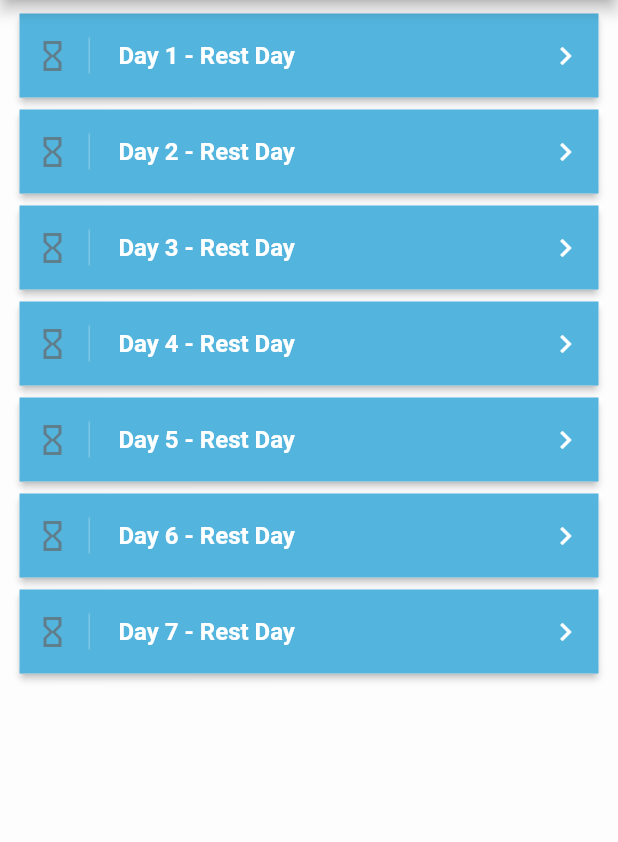
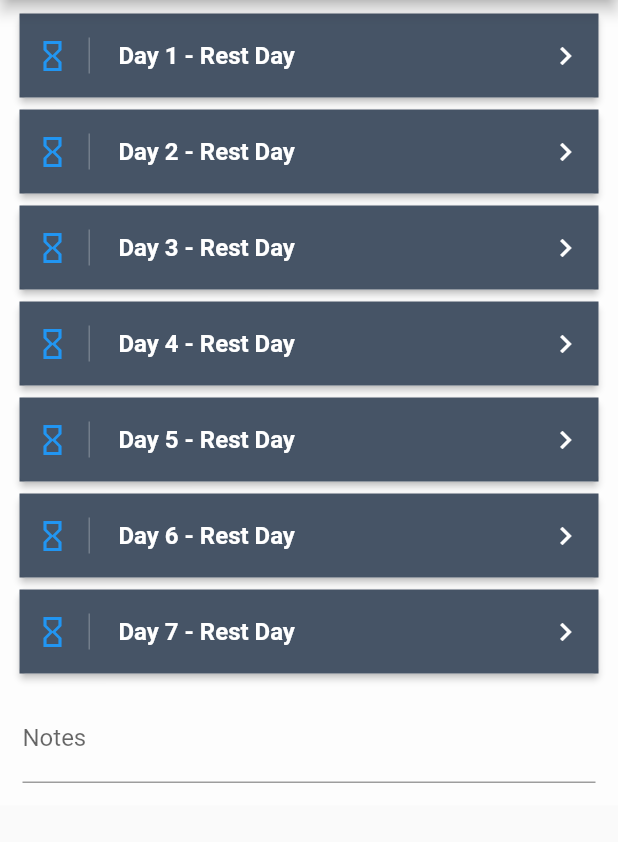
Before and after one commit to DaniilPavlov/Workouts, a Flutter app: the AddWorkoutWeek screen opened directly, on a phone screen of 412 x 824 dp, the part 84-926 px from its top. Run offline on Flutter 3.47's test engine with Material 2 defaults, Android fonts, the phone set to English and light mode, and no system bars; drawn by our look-alikes of flutter_form_builder; our stand-ins replace cloud_firestore, curved_navigation_bar, firebase_auth, fluttertoast; accounts and stored records are empty.

```diff
--- a/lib/components/common/save-button.dart
+++ b/lib/components/common/save-button.dart
@@ -1,7 +1,7 @@
 import 'package:flutter/material.dart';
 
 class SaveButton extends StatelessWidget {
-  Function onPressed;
+  final Function onPressed;
 
   SaveButton({Key key, @required this.onPressed}) : super(key: key);
 
--- a/lib/main.dart
+++ b/lib/main.dart
@@ -11,6 +11,7 @@ void main() {
 class WorkoutsApp extends StatelessWidget {
   @override
   Widget build(BuildContext context) {
+    // С помощью StreamProvider<User> мы всегда знаем текущего нашего пользователя
     return StreamProvider<User>.value(
         value: AuthService().currentUser,
         child: MaterialApp(
--- a/lib/models/user.dart
+++ b/lib/models/user.dart
@@ -3,7 +3,7 @@ import 'package:firebase_auth/firebase_auth.dart';
 class User {
   String id;
 
-  User.fromFirebase(FirebaseUser user) {
-    id = user.uid;
+  User.fromFirebase(FirebaseUser fUser) {
+    id = fUser.uid;
   }
 }
--- a/lib/pages/add-workout-day.dart
+++ b/lib/pages/add-workout-day.dart
@@ -10,6 +10,7 @@ import 'package:workouts/models/workout.dart';
 
 class AddWorkoutDay extends StatefulWidget {
   final WorkoutWeekDay day;
+
   AddWorkoutDay({Key key, this.day}) : super(key: key);
 
   @override
@@ -159,10 +160,32 @@ class _AddWorkoutDayState extends State<AddWorkoutDay> {
             initialValue: {},
             readOnly: false,
             child: Column(
+              children: <Widget>[
+                Column(
                     children: day.drillBlocks.map((block) {
                   var index = day.drillBlocks.indexOf(block);
                   return _buildDrillsBlock(index, block);
                 }).toList()),
+                Padding(
+                  padding: const EdgeInsets.all(8.0),
+                  child: FormBuilderTextField(
+                    attribute: "notes",
+                    decoration: InputDecoration(
+                      labelText: "Notes",
+                    ),
+                    initialValue: day.notes,
+                    onChanged: (dynamic val) {
+                      setState(() {
+                        day.notes = val;
+                      });
+                    },
+                    validators: [
+                      FormBuilderValidators.maxLength(500),
+                    ],
+                  ),
+                ),
+              ],
+            ),
           ),
         ),
       ),
@@ -235,12 +258,12 @@ class _AddWorkoutDayState extends State<AddWorkoutDay> {
 
   isNumeric(string) =>
       string != null && int.tryParse(string.toString().trim()) != null;
+
   cleanInt(string) => int.parse(string.toString().trim());
 
   Widget _buildDrills(int blockIndex, WorkoutDrillsBlock block) {
     return Column(
-        children:
-        Iterable<int>.generate(block.drills.length)
+        children: Iterable<int>.generate(block.drills.length)
             .map(
               (ind) => Drill(
                 isSingleDrill: block.drills.length <= 1,
@@ -249,9 +272,7 @@ class _AddWorkoutDayState extends State<AddWorkoutDay> {
                 drill: block.drills[ind],
               ),
             )
-            .toList()
-
-    );
+            .toList());
   }
 
   Widget _buildDrillBlockParams(int index, WorkoutDrillsBlock block) {
@@ -435,7 +456,7 @@ class _AddWorkoutDayState extends State<AddWorkoutDay> {
       BuildContext context, WorkoutDrillsBlock block) {
     if (block is WorkoutRestDrillBlock) return Color.fromRGBO(80, 150, 70, 0.9);
 
-    return Color.fromRGBO(83, 181, 222, 1);
+    return Color.fromRGBO(50, 65, 85, 0.9);
   }
 
   String _getDrillBlockHeader(WorkoutDrillsBlock block) {
--- a/lib/pages/add-workout-week.dart
+++ b/lib/pages/add-workout-week.dart
@@ -1,4 +1,5 @@
 import 'package:flutter/material.dart';
+import 'package:flutter_form_builder/flutter_form_builder.dart';
 import 'package:workouts/components/common/save-button.dart';
 import 'package:workouts/core/constants.dart';
 import 'package:workouts/models/workout.dart';
@@ -6,6 +7,7 @@ import 'package:workouts/pages/add-workout-day.dart';
 
 class AddWorkoutWeek extends StatefulWidget {
   final WorkoutWeek week;
+
   AddWorkoutWeek({Key key, this.week}) : super(key: key);
 
   @override
@@ -13,6 +15,8 @@ class AddWorkoutWeek extends StatefulWidget {
 }
 
 class _AddWorkoutWeekState extends State<AddWorkoutWeek> {
+  final _fbKey = GlobalKey<FormBuilderState>();
+
   WorkoutWeek week = WorkoutWeek();
 
   @override
@@ -46,10 +50,15 @@ class _AddWorkoutWeekState extends State<AddWorkoutWeek> {
           )
         ],
       ),
-      body: Container(
+      body: SingleChildScrollView(
+        child: Container(
           padding: EdgeInsets.all(5),
           decoration: BoxDecoration(color: bgColorWhite),
-        child: ListView.builder(
+          child: Column(
+            children: <Widget>[
+              ListView.builder(
+                  primary: false,
+                  shrinkWrap: true,
                   itemCount: week.days.length,
                   itemBuilder: (context, i) {
                     return Card(
@@ -63,25 +72,26 @@ class _AddWorkoutWeekState extends State<AddWorkoutWeek> {
                               MaterialPageRoute(
                                   builder: (ctx) => AddWorkoutDay(day: day)));
                           if (newDay != null)
-                      setState((){
+                            setState(() {
                               week.days[i] = newDay;
                             });
                         },
                         child: Container(
-                    decoration:
-                    BoxDecoration(color: Color.fromRGBO(83, 181, 222, 1)),
+                          decoration: BoxDecoration(
+                              color: Color.fromRGBO(50, 65, 85, 0.9)),
                           child: ListTile(
-                      contentPadding: EdgeInsets.symmetric(horizontal: 10),
+                            contentPadding:
+                                EdgeInsets.symmetric(horizontal: 10),
                             leading: Container(
                               padding: EdgeInsets.only(right: 12),
                               child: week.days[i].isSet
                                   ? Icon(
                                       Icons.check,
-                          color: Colors.lightGreenAccent,
+                                      color: Colors.green,
                                     )
                                   : Icon(
                                       Icons.hourglass_empty,
-                          color: Colors.blueGrey,
+                                      color: Colors.blue,
                                     ),
                               decoration: BoxDecoration(
                                   border: Border(
@@ -94,7 +104,8 @@ class _AddWorkoutWeekState extends State<AddWorkoutWeek> {
                                         ? '${week.days[i].notRestDrillBlocksCount} drills'
                                         : 'Rest Day'),
                                 style: TextStyle(
-                              color: Theme.of(context).textTheme.title.color,
+                                    color:
+                                        Theme.of(context).textTheme.title.color,
                                     fontWeight: FontWeight.bold)),
                             trailing: Icon(Icons.keyboard_arrow_right,
                                 color: Theme.of(context).textTheme.title.color),
@@ -103,6 +114,33 @@ class _AddWorkoutWeekState extends State<AddWorkoutWeek> {
                       ),
                     );
                   }),
+              FormBuilder(
+                key: _fbKey,
+                autovalidate: false,
+                initialValue: {},
+                readOnly: false,
+                child: Padding(
+                  padding: const EdgeInsets.all(10.0),
+                  child: FormBuilderTextField(
+                    attribute: "notes",
+                    decoration: InputDecoration(
+                      labelText: "Notes",
+                    ),
+                    initialValue: week.notes,
+                    onChanged: (dynamic val) {
+                      setState(() {
+                        week.notes = val;
+                      });
+                    },
+                    validators: [
+                      FormBuilderValidators.maxLength(500),
+                    ],
+                  ),
+                ),
+              ),
+            ],
+          ),
+        ),
       ),
     );
   }
```
Also changed, not shown: lib/components/workouts-list.dart (+38 -48 lines), lib/models/workout.dart (+109 -7 lines), lib/pages/authorization.dart (+70 -66 lines), lib/pages/home.dart (+18 -10 lines), lib/services/auth.dart (+19 -19 lines), lib/services/database.dart (added, +45 -0 lines). Lines whose indentation alone changed are shown as unchanged.
